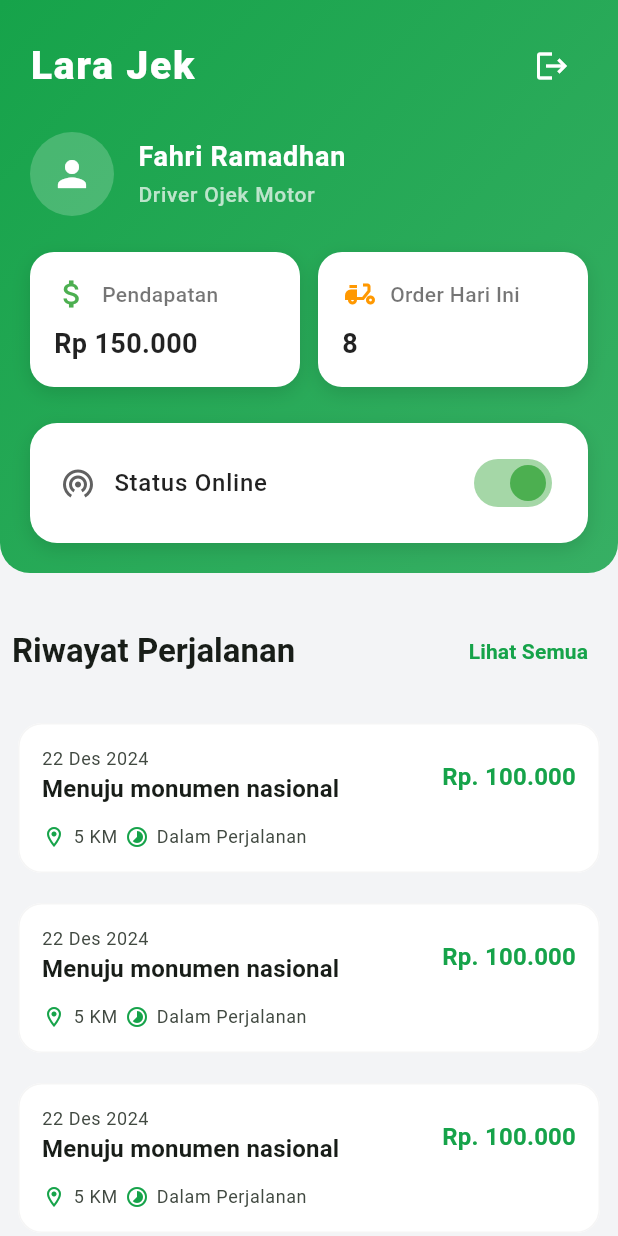
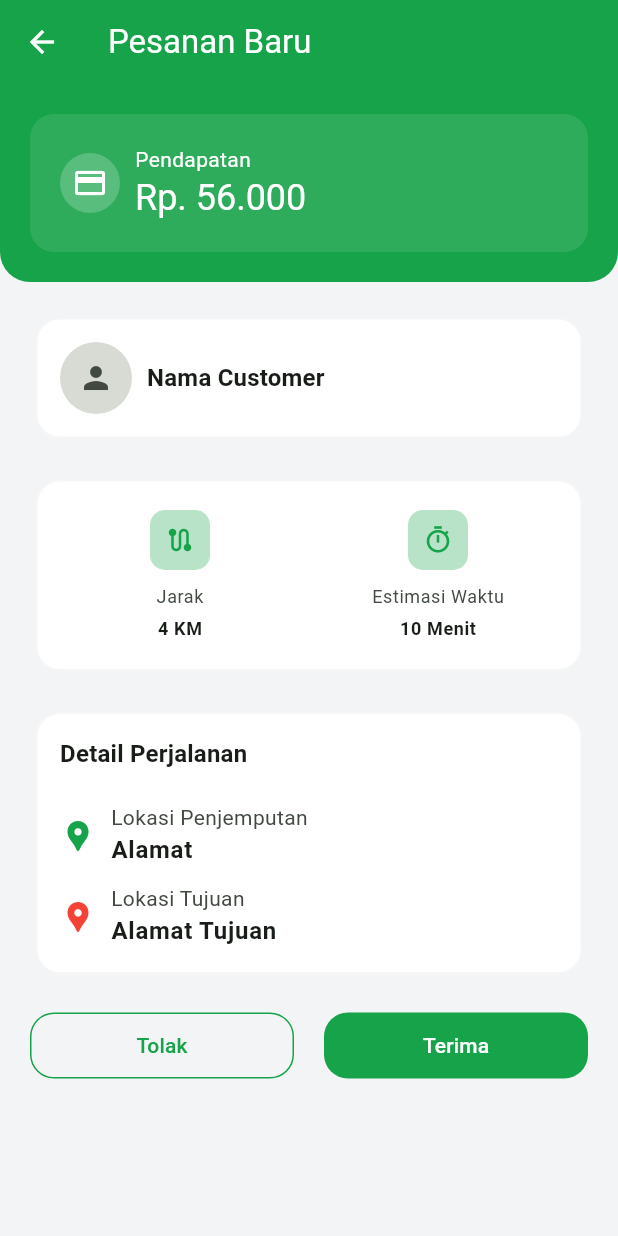
Before and after one commit to azizp2/Lara_Jek, a Flutter app: the screen it shows after launch, after a tap on "Login", on a phone screen of 412 x 824 dp. Run offline on Flutter 3.47's test engine with Material 3 defaults, Android fonts, the phone set to English and light mode, and no system bars; our stand-ins replace dio, freezed_annotation, get_it, pretty_dio_logger, retrofit, shared_preferences; missing offline and left inert: flutter_osm_plugin, location_picker_flutter_map; generated files the repository leaves out were written again.

Commit message:
feat(ui): add confirm order ui

```diff
--- /dev/null
+++ b/devtools_options.yaml
@@ -0,0 +1,3 @@
+description: This file stores settings for Dart & Flutter DevTools.
+documentation: https://docs.flutter.dev/tools/devtools/extensions#configure-extension-enablement-states
+extensions:
--- /dev/null
+++ b/lib/app/persentation/confirm_order/confirm_order_notifier.dart
@@ -0,0 +1,9 @@
+import 'package:lara_jek/core/provider/app_provider.dart';
+
+class ConfirmOrderNotifier extends AppProvider {
+  @override
+  Future<void> init() {
+    // TODO: implement init
+    throw UnimplementedError();
+  }
+}
--- /dev/null
+++ b/lib/app/persentation/confirm_order/confirm_order_screen.dart
@@ -0,0 +1,293 @@
+import 'package:flutter/material.dart';
+import 'package:lara_jek/app/persentation/confirm_order/confirm_order_notifier.dart';
+import 'package:lara_jek/core/helper/global_helper.dart';
+import 'package:lara_jek/core/widget/app_widget.dart';
+
+// ignore: must_be_immutable
+class ConfirmOrderScreen extends AppWidget<ConfirmOrderNotifier, void, void> {
+  ConfirmOrderScreen({super.key});
+
+  @override
+  AppBar? appBarBuild(BuildContext context) {
+    return AppBar(
+      title: const Text('Pesanan Baru'),
+    );
+  }
+
+  @override
+  Widget bodyBuild(BuildContext context) {
+    return SafeArea(
+        child: ListView(
+      children: [
+        _headerLayout(context),
+        Padding(
+            padding: EdgeInsets.all(20),
+            child: Column(
+              children: [
+                _customerLayout(context),
+                const SizedBox(
+                  height: 20,
+                ),
+                _summaryLayout(context),
+                const SizedBox(
+                  height: 20,
+                ),
+                _routeLayout(context),
+                const SizedBox(
+                  height: 20,
+                ),
+                _footerLayout(context)
+              ],
+            )),
+      ],
+    ));
+  }
+
+  _headerLayout(BuildContext context) {
+    final color = GlobalHelper.getColorScheme(context);
+
+    return Container(
+      padding: const EdgeInsets.all(20),
+      decoration: BoxDecoration(
+        color: color.primary,
+        borderRadius: BorderRadius.vertical(bottom: Radius.circular(20)),
+      ),
+      child: Column(
+        children: [
+          Container(
+            padding: EdgeInsets.all(20),
+            decoration: BoxDecoration(
+              color: color.onPrimary.withOpacity(0.1),
+              borderRadius: BorderRadius.circular(16),
+            ),
+            child: Row(
+              children: [
+                Container(
+                  padding: EdgeInsets.all(8),
+                  decoration: BoxDecoration(
+                    color: color.onPrimary.withOpacity(0.2),
+                    shape: BoxShape.circle,
+                  ),
+                  child: Icon(
+                    Icons.payment_outlined,
+                    color: Colors.white,
+                  ),
+                ),
+                SizedBox(width: 10),
+                Expanded(
+                    child: Column(
+                  crossAxisAlignment: CrossAxisAlignment.start,
+                  children: [
+                    Text(
+                      'Pendapatan',
+                      style: GlobalHelper.getTextTheme(context,
+                              appTextStyle: AppTextStyle.BODY_MEDIUM)
+                          ?.copyWith(color: color.onPrimary),
+                    ),
+                    Text(
+                      'Rp. 56.000',
+                      style: GlobalHelper.getTextTheme(context,
+                              appTextStyle: AppTextStyle.HEADLINE_SMALL)
+                          ?.copyWith(color: color.onPrimary),
+                    ),
+                  ],
+                ))
+              ],
+            ),
+          ),
+        ],
+      ),
+    );
+  }
+
+  _customerLayout(BuildContext context) {
+    final color = GlobalHelper.getColorScheme(context);
+    return Card(
+      child: Padding(
+        padding: EdgeInsets.all(16),
+        child: Row(
+          children: [
+            CircleAvatar(
+              radius: 24,
+              backgroundColor: color.surfaceDim,
+              child: Icon(Icons.person, color: color.onSurfaceVariant),
+            ),
+            SizedBox(
+              width: 10,
+            ),
+            Expanded(
+                child: Text(
+              'Nama Customer',
+              style: GlobalHelper.getTextTheme(context,
+                      appTextStyle: AppTextStyle.TITLE_MEDIUM)
+                  ?.copyWith(fontWeight: FontWeight.bold),
+            ))
+          ],
+        ),
+      ),
+    );
+  }
+
+  _summaryLayout(BuildContext context) {
+    return Card(
+      child: Padding(
+        padding: EdgeInsets.all(20),
+        child: Column(
+          children: [
+            Row(
+              children: [
+                Expanded(
+                    child: _itemSummaryLayout(
+                        context, Icons.route, 'Jarak', '4 KM')),
+                const SizedBox(
+                  width: 20,
+                ),
+                Expanded(
+                    child: _itemSummaryLayout(context, Icons.timer_outlined,
+                        'Estimasi Waktu', '10 Menit')),
+              ],
+            )
+          ],
+        ),
+      ),
+    );
+  }
+
+  Widget _itemSummaryLayout(
+      BuildContext context, IconData iconData, String title, String value) {
+    return Column(
+      children: [
+        Container(
+          padding: const EdgeInsets.all(10),
+          decoration: BoxDecoration(
+              color:
+                  GlobalHelper.getColorScheme(context).primary.withOpacity(0.3),
+              borderRadius: BorderRadius.circular(10)),
+          child: Icon(
+            iconData,
+            color: GlobalHelper.getColorScheme(context).primary,
+            size: 20,
+          ),
+        ),
+        const SizedBox(
+          height: 10,
+        ),
+        Text(
+          title,
+          style: GlobalHelper.getTextTheme(context,
+                  appTextStyle: AppTextStyle.BODY_SMALL)
+              ?.copyWith(
+                  color: GlobalHelper.getColorScheme(context).onSurfaceVariant),
+        ),
+        SizedBox(
+          height: 5,
+        ),
+        Text(value,
+            style: GlobalHelper.getTextTheme(context,
+                    appTextStyle: AppTextStyle.BODY_SMALL)
+                ?.copyWith(fontWeight: FontWeight.bold))
+      ],
+    );
+  }
+
+  _routeLayout(BuildContext context) {
+    return Card(
+      child: Padding(
+        padding: EdgeInsets.all(16),
+        child: Column(
+          crossAxisAlignment: CrossAxisAlignment.start,
+          children: [
+            Text(
+              'Detail Perjalanan',
+              style: GlobalHelper.getTextTheme(context,
+                      appTextStyle: AppTextStyle.TITLE_MEDIUM)
+                  ?.copyWith(fontWeight: FontWeight.bold),
+            ),
+            const SizedBox(
+              height: 20,
+            ),
+            Row(
+              children: [
+                Icon(
+                  Icons.location_pin,
+                  color: GlobalHelper.getColorScheme(context).primary,
+                ),
+                const SizedBox(
+                  width: 10,
+                ),
+                Expanded(
+                    child: Column(
+                  crossAxisAlignment: CrossAxisAlignment.start,
+                  children: [
+                    Text(
+                      'Lokasi Penjemputan',
+                      style: GlobalHelper.getTextTheme(context,
+                              appTextStyle: AppTextStyle.BODY_MEDIUM)
+                          ?.copyWith(
+                              color: GlobalHelper.getColorScheme(context)
+                                  .onSurfaceVariant),
+                    ),
+                    Text(
+                      'Alamat',
+                      style: GlobalHelper.getTextTheme(context,
+                              appTextStyle: AppTextStyle.BODY_LARGE)
+                          ?.copyWith(fontWeight: FontWeight.bold),
+                    ),
+                  ],
+                ))
+              ],
+            ),
+            SizedBox(
+              height: 10,
+            ),
+            Row(
+              children: [
+                Icon(
+                  Icons.location_pin,
+                  color: Colors.red,
+                ),
+                const SizedBox(
+                  width: 10,
+                ),
+                Expanded(
+                    child: Column(
+                  crossAxisAlignment: CrossAxisAlignment.start,
+                  children: [
+                    Text(
+                      'Lokasi Tujuan',
+                      style: GlobalHelper.getTextTheme(context,
+                              appTextStyle: AppTextStyle.BODY_MEDIUM)
+                          ?.copyWith(
+                              color: GlobalHelper.getColorScheme(context)
+                                  .onSurfaceVariant),
+                    ),
+                    Text(
+                      'Alamat Tujuan',
+                      style: GlobalHelper.getTextTheme(context,
+                              appTextStyle: AppTextStyle.BODY_LARGE)
+                          ?.copyWith(fontWeight: FontWeight.bold),
+                    ),
+                  ],
+                ))
+              ],
+            )
+          ],
+        ),
+      ),
+    );
+  }
+
+  _footerLayout(BuildContext context) {
+    return Row(
+      children: [
+        Expanded(
+            child: OutlinedButton(onPressed: () => {}, child: Text('Tolak'))),
+        SizedBox(
+          width: 20,
+        ),
+        Expanded(
+            child: FilledButton(onPressed: () => {}, child: Text('Terima'))),
+      ],
+    );
+  }
+}
--- a/lib/app/persentation/login/login_screen.dart
+++ b/lib/app/persentation/login/login_screen.dart
@@ -1,5 +1,6 @@
 import 'package:flutter/material.dart';
 import 'package:lara_jek/app/persentation/c_home/c_home_screen.dart';
+import 'package:lara_jek/app/persentation/confirm_order/confirm_order_screen.dart';
 import 'package:lara_jek/app/persentation/d_home/d_home_screen.dart';
 import 'package:lara_jek/app/persentation/login/login_notifier.dart';
 import 'package:lara_jek/app/persentation/register/register_screen.dart';
@@ -120,7 +121,7 @@ class LoginScreen extends AppWidget<LoginNotifier, void, void> {
   _onPressLogin(BuildContext context) {
     Navigator.push(
       context,
-      MaterialPageRoute(builder: (context) => DHomeScreen()),
+      MaterialPageRoute(builder: (context) => ConfirmOrderScreen()),
     );
   }
 }
--- a/lib/core/dependency/dependency.dart
+++ b/lib/core/dependency/dependency.dart
@@ -1,6 +1,7 @@
 import 'package:get_it/get_it.dart';
 import 'package:dio/dio.dart';
 import 'package:lara_jek/app/persentation/c_home/c_home_notifier.dart';
+import 'package:lara_jek/app/persentation/confirm_order/confirm_order_notifier.dart';
 import 'package:lara_jek/app/persentation/create_order/create_order_notifier.dart';
 import 'package:lara_jek/app/persentation/d_home/d_home_notifier.dart';
 import 'package:lara_jek/app/persentation/detail_order/detail_order_notifier.dart';
@@ -52,4 +53,8 @@ void initDependency() {
   sl.registerFactoryParam<DHomeNotifier, void, void>(
     (param1, param2) => DHomeNotifier(),
   );
+
+  sl.registerFactoryParam<ConfirmOrderNotifier, void, void>(
+    (param1, param2) => ConfirmOrderNotifier(),
+  );
 }
```
